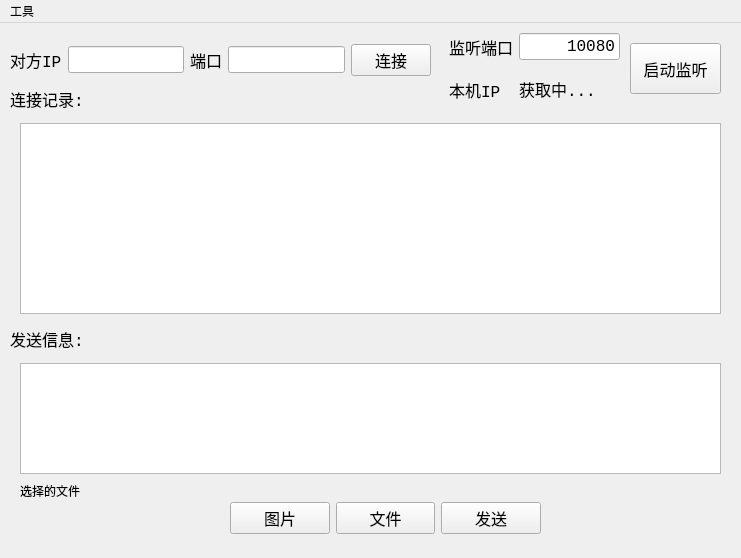
Before: the Qt Designer form tcpsocket/mainwindow.ui in ningzichun/socket, drawn with Qt 5.
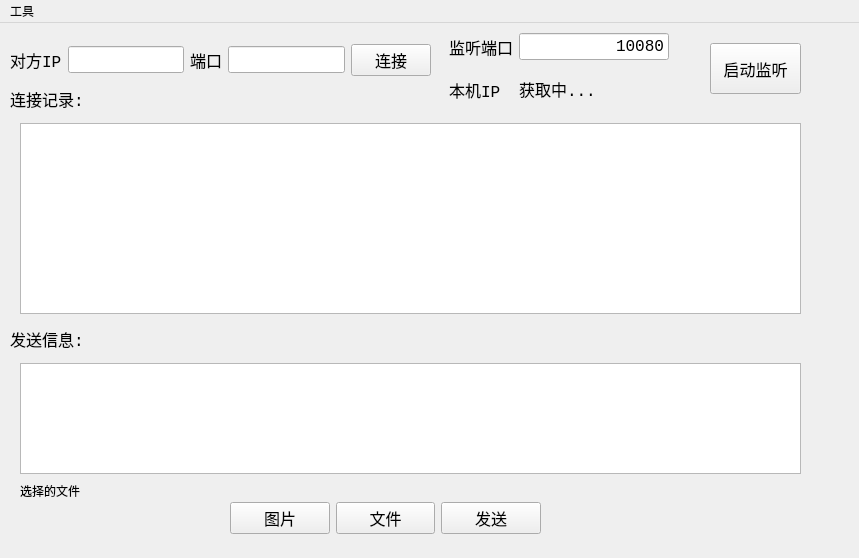
After: the same form once the commit is applied.

The edit to the form file:
```diff
--- a/tcpsocket/mainwindow.ui
+++ b/tcpsocket/mainwindow.ui
@@ -6,7 +6,7 @@
    <rect>
     <x>0</x>
     <y>0</y>
-    <width>741</width>
+    <width>859</width>
     <height>558</height>
    </rect>
   </property>
@@ -19,7 +19,7 @@
      <rect>
       <x>20</x>
       <y>100</y>
-      <width>701</width>
+      <width>781</width>
       <height>191</height>
      </rect>
     </property>
@@ -51,7 +51,7 @@
      <rect>
       <x>20</x>
       <y>340</y>
-      <width>701</width>
+      <width>781</width>
       <height>111</height>
      </rect>
     </property>
@@ -205,7 +205,7 @@
      <rect>
       <x>449</x>
       <y>10</y>
-      <width>171</width>
+      <width>271</width>
       <height>80</height>
      </rect>
     </property>
@@ -225,6 +225,12 @@
      </item>
      <item row="0" column="1">
       <widget class="QLineEdit" name="listeningPort">
+       <property name="maximumSize">
+        <size>
+         <width>150</width>
+         <height>16777215</height>
+        </size>
+       </property>
        <property name="font">
         <font>
          <family>Consolas</family>
@@ -300,7 +306,7 @@
    <widget class="QPushButton" name="startButton">
     <property name="geometry">
      <rect>
-      <x>630</x>
+      <x>710</x>
       <y>20</y>
       <width>91</width>
       <height>51</height>
@@ -335,7 +341,7 @@
     <rect>
      <x>0</x>
      <y>0</y>
-     <width>741</width>
+     <width>859</width>
      <height>26</height>
     </rect>
    </property>
```
